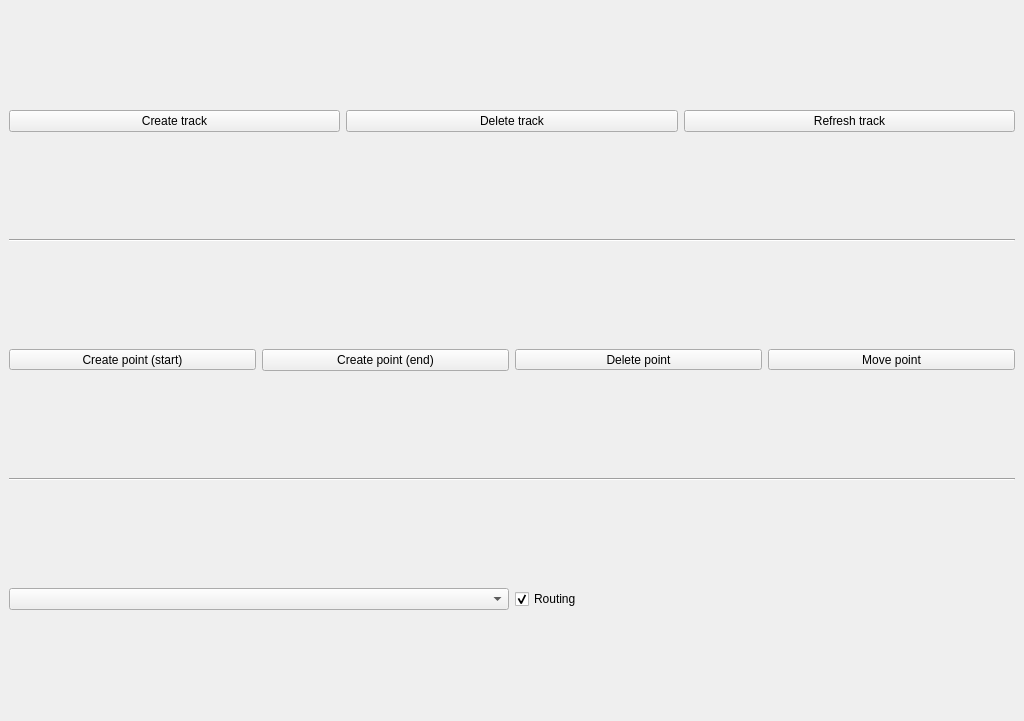
Old version of the form route_planner_dockwidget_base.ui in the repository golden-gecko/qgis-route-planner.
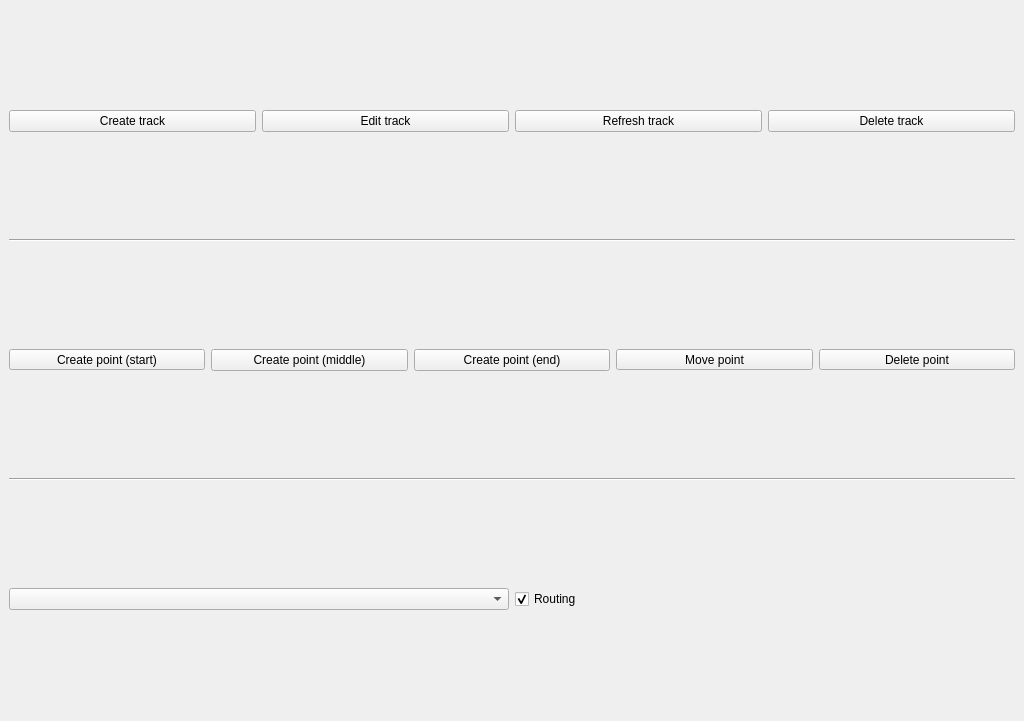
New version of the form.

Patch:
```diff
--- a/route_planner_dockwidget_base.ui
+++ b/route_planner_dockwidget_base.ui
@@ -53,6 +53,19 @@
         </property>
        </widget>
       </item>
+      <item>
+       <widget class="QPushButton" name="buttonPointCreateMiddle">
+        <property name="text">
+         <string>Create point (middle)</string>
+        </property>
+        <property name="checkable">
+         <bool>true</bool>
+        </property>
+        <property name="autoExclusive">
+         <bool>true</bool>
+        </property>
+       </widget>
+      </item>
       <item>
        <widget class="QPushButton" name="buttonPointCreateEnd">
         <property name="text">
@@ -66,25 +79,6 @@
         </property>
        </widget>
       </item>
-      <item>
-       <widget class="QToolButton" name="buttonPointDelete">
-        <property name="sizePolicy">
-         <sizepolicy hsizetype="Minimum" vsizetype="Fixed">
-          <horstretch>0</horstretch>
-          <verstretch>0</verstretch>
-         </sizepolicy>
-        </property>
-        <property name="text">
-         <string>Delete point</string>
-        </property>
-        <property name="checkable">
-         <bool>true</bool>
-        </property>
-        <property name="autoExclusive">
-         <bool>true</bool>
-        </property>
-       </widget>
-      </item>
       <item>
        <widget class="QToolButton" name="buttonPointMove">
         <property name="sizePolicy">
@@ -104,6 +98,25 @@
         </property>
        </widget>
       </item>
+      <item>
+       <widget class="QToolButton" name="buttonPointDelete">
+        <property name="sizePolicy">
+         <sizepolicy hsizetype="Minimum" vsizetype="Fixed">
+          <horstretch>0</horstretch>
+          <verstretch>0</verstretch>
+         </sizepolicy>
+        </property>
+        <property name="text">
+         <string>Delete point</string>
+        </property>
+        <property name="checkable">
+         <bool>true</bool>
+        </property>
+        <property name="autoExclusive">
+         <bool>true</bool>
+        </property>
+       </widget>
+      </item>
      </layout>
     </item>
     <item row="0" column="0">
@@ -116,9 +129,9 @@
        </widget>
       </item>
       <item>
-       <widget class="QPushButton" name="buttonTrackDelete">
+       <widget class="QPushButton" name="buttonTrackEdit">
         <property name="text">
-         <string>Delete track</string>
+         <string>Edit track</string>
         </property>
        </widget>
       </item>
@@ -129,6 +142,13 @@
         </property>
        </widget>
       </item>
+      <item>
+       <widget class="QPushButton" name="buttonTrackDelete">
+        <property name="text">
+         <string>Delete track</string>
+        </property>
+       </widget>
+      </item>
      </layout>
     </item>
     <item row="3" column="0">
```
